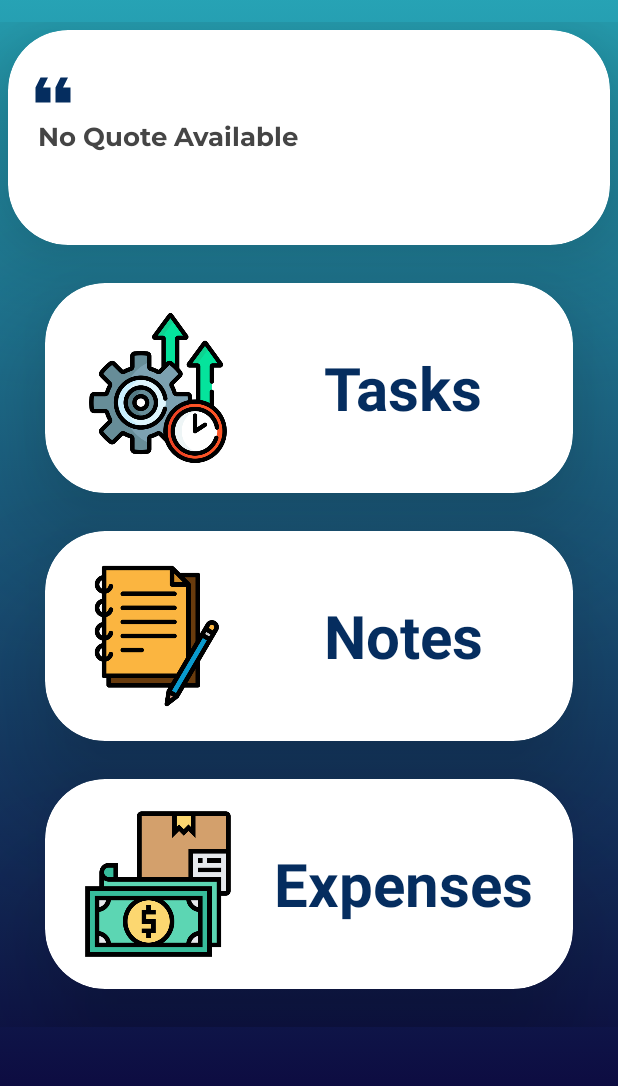
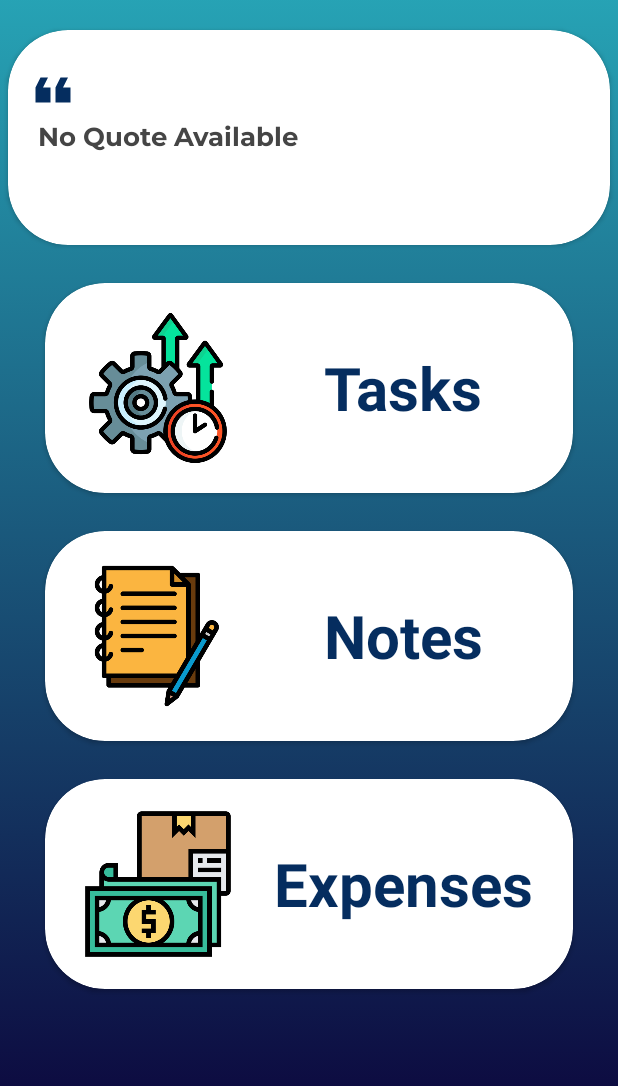
Before and after one commit to MdMonimHossain/Android-Project-ImproveU, an Android app: the DashboardActivity screen opened directly, with no data from a screen before it, on a phone screen of 412 x 824 dp, the part 62-1148 px from its top. Run offline under Robolectric (Android 15) with nearby library versions, the phone set to English and light mode, and no system bars; our stand-ins replace Firebase (no records; nobody signed in at launch, a user with empty details on screens opened directly); Roboto replaces fonts that are not available here.

Commit message:
minor layout improvements

```diff
--- a/ImproveU/app/src/main/res/layout/activity_dashboard.xml
+++ b/ImproveU/app/src/main/res/layout/activity_dashboard.xml
@@ -50,8 +50,7 @@
                     android:layout_marginEnd="5dp"
                     android:layout_marginTop="5dp"
                     app:cardBackgroundColor="@color/white"
-                    app:cardCornerRadius="40dp"
-                    app:cardElevation="50dp">
+                    app:cardCornerRadius="40dp">
 
                     <LinearLayout
                         android:layout_width="match_parent"
@@ -101,8 +100,7 @@
                     android:layout_marginEnd="30dp"
                     android:layout_marginTop="25dp"
                     app:cardBackgroundColor="@color/white"
-                    app:cardCornerRadius="40dp"
-                    app:cardElevation="50dp">
+                    app:cardCornerRadius="40dp">
 
                     <LinearLayout
                         android:layout_width="match_parent"
@@ -140,8 +138,7 @@
                     android:layout_marginEnd="30dp"
                     android:layout_marginTop="25dp"
                     app:cardBackgroundColor="@color/white"
-                    app:cardCornerRadius="40dp"
-                    app:cardElevation="50dp">
+                    app:cardCornerRadius="40dp">
 
                     <LinearLayout
                         android:layout_width="match_parent"
@@ -180,8 +177,7 @@
                     android:layout_marginTop="25dp"
                     android:layout_marginBottom="25dp"
                     app:cardBackgroundColor="@color/white"
-                    app:cardCornerRadius="40dp"
-                    app:cardElevation="50dp">
+                    app:cardCornerRadius="40dp">
 
                     <LinearLayout
                         android:layout_width="match_parent"
```
Also changed, not shown: ImproveU/app/src/main/res/layout/activity_expenses.xml (+3 -6 lines), ImproveU/app/src/main/res/layout/activity_tasks.xml (+4 -8 lines), ImproveU/app/src/main/res/layout/tasks_layout.xml (+2 -7 lines).
